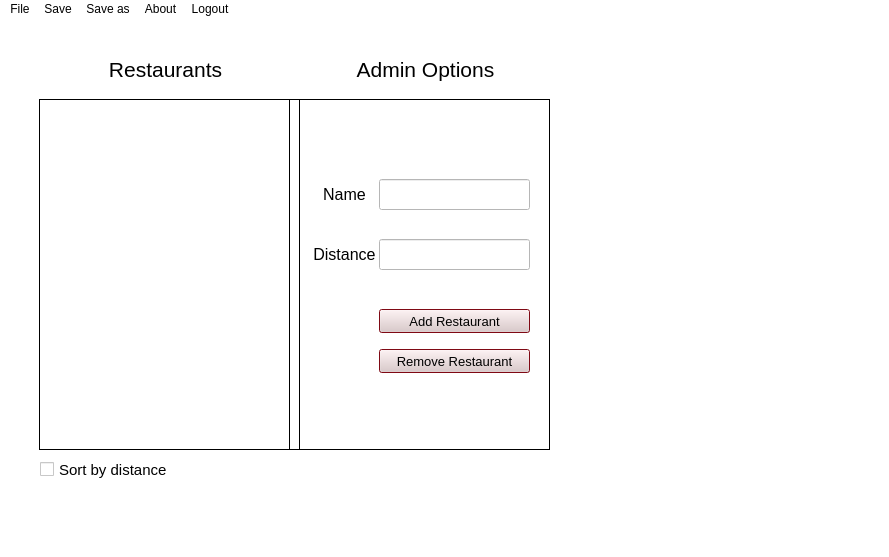
Above: debugmenu.ui from DannyCamacho/SaddlebackEats before the change. Below: the same form after it.
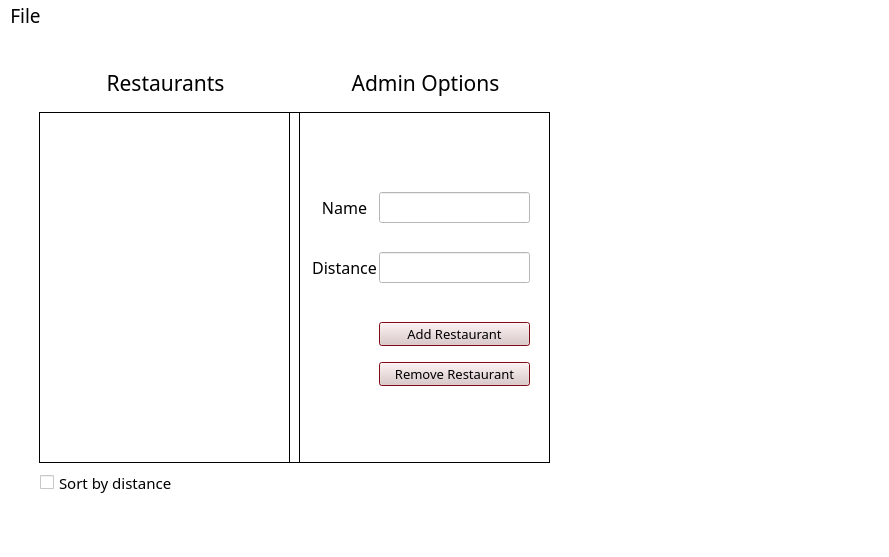
That is the form after the change. Icons and pictures are not drawn.

Commit message: alignment of fonts/colors between debugmenu.ui and mainwindow.ui

```diff
--- a/debugmenu.ui
+++ b/debugmenu.ui
@@ -49,6 +49,7 @@
     </property>
     <property name="font">
      <font>
+      <family>Bahnschrift</family>
       <pointsize>16</pointsize>
      </font>
     </property>
@@ -120,6 +121,7 @@
       </property>
       <property name="font">
        <font>
+        <family>Bahnschrift</family>
         <pointsize>11</pointsize>
        </font>
       </property>
@@ -157,6 +159,11 @@
        <height>351</height>
       </rect>
      </property>
+     <property name="font">
+      <font>
+       <family>Bahnschrift</family>
+      </font>
+     </property>
      <property name="styleSheet">
       <string notr="true">background-color: rgb(255, 255, 255);
 color: rgb(0, 0, 0);
@@ -213,6 +220,7 @@
        </property>
        <property name="font">
         <font>
+         <family>Bahnschrift</family>
          <pointsize>10</pointsize>
          <bold>false</bold>
         </font>
@@ -243,6 +251,7 @@
        </property>
        <property name="font">
         <font>
+         <family>Bahnschrift</family>
          <pointsize>10</pointsize>
          <bold>false</bold>
         </font>
@@ -310,6 +319,7 @@
        </property>
        <property name="font">
         <font>
+         <family>Bahnschrift</family>
          <pointsize>12</pointsize>
         </font>
        </property>
@@ -339,6 +349,7 @@
        </property>
        <property name="font">
         <font>
+         <family>Bahnschrift</family>
          <pointsize>11</pointsize>
         </font>
        </property>
@@ -385,6 +396,7 @@
        </property>
        <property name="font">
         <font>
+         <family>Bahnschrift</family>
          <pointsize>12</pointsize>
         </font>
        </property>
@@ -414,6 +426,7 @@
        </property>
        <property name="font">
         <font>
+         <family>Bahnschrift</family>
          <pointsize>11</pointsize>
         </font>
        </property>
@@ -442,6 +455,7 @@
     </property>
     <property name="font">
      <font>
+      <family>Bahnschrift</family>
       <pointsize>11</pointsize>
      </font>
     </property>
@@ -476,6 +490,7 @@
     </property>
     <property name="font">
      <font>
+      <family>Bahnschrift</family>
       <pointsize>16</pointsize>
      </font>
     </property>
@@ -501,39 +516,29 @@
      <x>0</x>
      <y>0</y>
      <width>889</width>
-     <height>17</height>
+     <height>28</height>
     </rect>
    </property>
-   <widget class="QMenu" name="menuDebug_Meni">
-    <property name="title">
-     <string>About</string>
-    </property>
-   </widget>
-   <widget class="QMenu" name="menuLogout">
-    <property name="title">
-     <string>Logout</string>
-    </property>
-   </widget>
-   <widget class="QMenu" name="menuSave_List">
-    <property name="title">
-     <string>Save</string>
-    </property>
-   </widget>
+   <property name="font">
+    <font>
+     <family>Bahnschrift</family>
+     <pointsize>14</pointsize>
+    </font>
+   </property>
+   <property name="styleSheet">
+    <string notr="true">selection-background-color: rgb(170, 0, 0);
+background-color: rgb(255, 255, 255);</string>
+   </property>
    <widget class="QMenu" name="menuFile">
     <property name="title">
      <string>File</string>
     </property>
-   </widget>
-   <widget class="QMenu" name="menuSave_as">
-    <property name="title">
-     <string>Save as</string>
+    <property name="icon">
+     <iconset resource="UIGraphics.qrc">
+      <normaloff>:/rec/resources/menu_icon-removebg.png</normaloff>:/rec/resources/menu_icon-removebg.png</iconset>
     </property>
    </widget>
    <addaction name="menuFile"/>
-   <addaction name="menuSave_List"/>
-   <addaction name="menuSave_as"/>
-   <addaction name="menuDebug_Meni"/>
-   <addaction name="menuLogout"/>
   </widget>
   <widget class="QStatusBar" name="statusbar"/>
  </widget>
```
Left out of the diff: 48 changed lines with no effect on the pictures. The commit also changes 1 other file.
